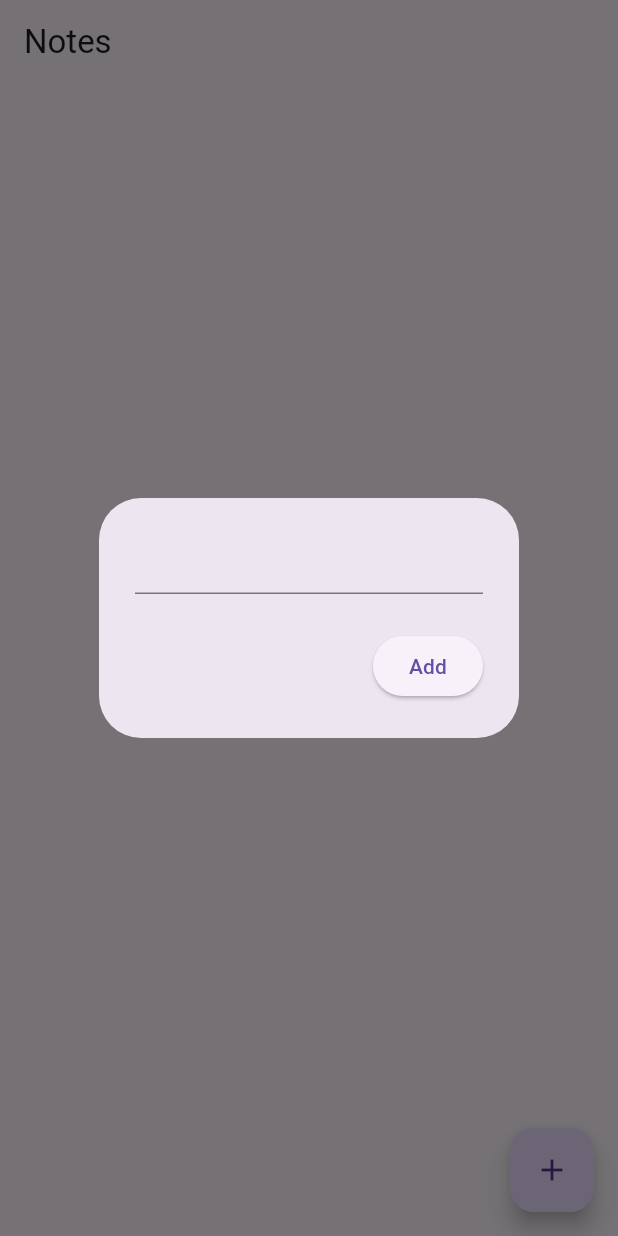
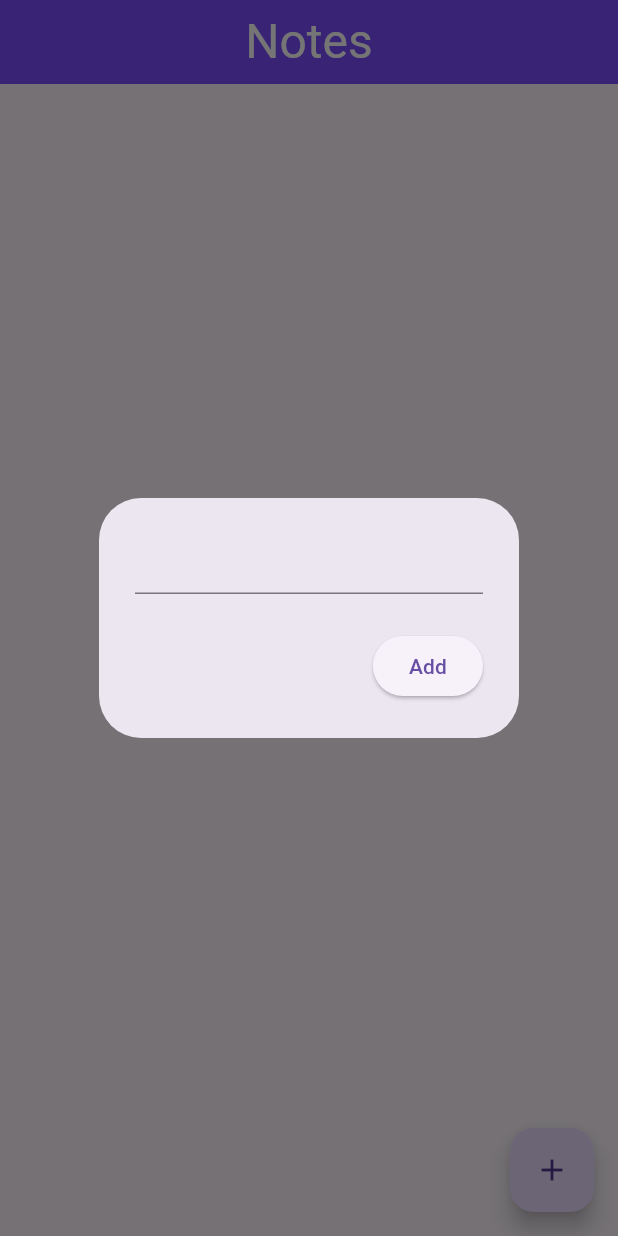
Before and after one commit to Juno-whut/firebasetestappwithflutter, a Flutter app: the screen it shows after launch, after a tap on the "add" icon, on a phone screen of 412 x 824 dp. Run offline on Flutter 3.47's test engine with Material 3 defaults, Android fonts, the phone set to English and light mode, and no system bars; our stand-ins replace cloud_firestore, firebase_core; accounts and stored records are empty; generated files the repository leaves out were written again.

Commit message:
added update and delete functions in firestore.dart, added the new services to homepage.dart and updated ui to reflect new functions

```diff
--- a/firebasenotes/lib/pages/homepage.dart
+++ b/firebasenotes/lib/pages/homepage.dart
@@ -1,3 +1,4 @@
+import 'package:cloud_firestore/cloud_firestore.dart';
 import 'package:firebasenotes/services/firestore.dart';
 import 'package:flutter/material.dart';
 
@@ -16,7 +17,7 @@ class _HomePageState extends State<HomePage> {
   final TextEditingController textController = TextEditingController();
 
   // open dialog box to add note
-  void openNoteBox() {
+  void openNoteBox({String? docID}) {
     showDialog(context: context, builder: (context) => AlertDialog(
       content: TextField(
         controller: textController,
@@ -25,8 +26,12 @@ class _HomePageState extends State<HomePage> {
           // button to save
           ElevatedButton(
             onPressed: () {
-              // add new note
-              firestoreService.addNote(textController.text);
+              // update or add new note
+              if (docID == null) {
+                firestoreService.addNote(textController.text);
+              } else {
+                firestoreService.updateNote(docID, textController.text);
+              }
 
               // clear text field
               textController.clear();
@@ -44,11 +49,65 @@ class _HomePageState extends State<HomePage> {
     @override
   Widget build(BuildContext context) {
     return Scaffold(
-      appBar: AppBar(title: const Text('Notes')),
+      appBar: AppBar(
+        title: const Text(
+          'Notes',
+          style: TextStyle(
+            color: Colors.white,
+            fontSize: 32,
+          ),
+          ),
+        centerTitle: true,
+        backgroundColor: Colors.deepPurpleAccent,
+        ),
+
       floatingActionButton: FloatingActionButton(
         onPressed: openNoteBox,
         child: const Icon(Icons.add),
         ),
-    );
+        body: StreamBuilder<QuerySnapshot>(
+          stream: firestoreService.getNotesStream(),
+          builder: (context, snapshot) {
+            // if we have data, get all docs
+            if (snapshot.hasData) {
+              List notesList = snapshot.data!.docs;
+
+              // display as list
+              return ListView.builder(
+                itemCount: notesList.length,
+                itemBuilder: (context, index) {
+                  // get doc
+                  DocumentSnapshot document = notesList[index];
+                  String docID = document.id;
+
+                  // get note in doc
+                  Map<String, dynamic> data = document.data() as Map<String, dynamic>;
+                  String noteText = data['note'];
+
+                  // display as list tile
+                  return ListTile(
+                    title: Text(noteText),
+                    trailing: Row(
+                      mainAxisSize: MainAxisSize.min,
+                      children: [
+                        // update button
+                        IconButton(
+                      onPressed: () => openNoteBox(docID: docID),
+                      icon: const Icon(Icons.settings),
+                      ),
+                      IconButton(
+                      onPressed: () => firestoreService.deleteNote(docID),
+                      icon: const Icon(Icons.delete),
+                      ),
+                    ])
+                  );
+                },
+              );
+            } else {
+              return const Text("No Notes...");
+            }
+          },
+        ),
+      );
+    }
   }
-  }
```
Also changed, not shown: firebasenotes/lib/services/firestore.dart (+11 -2 lines).
